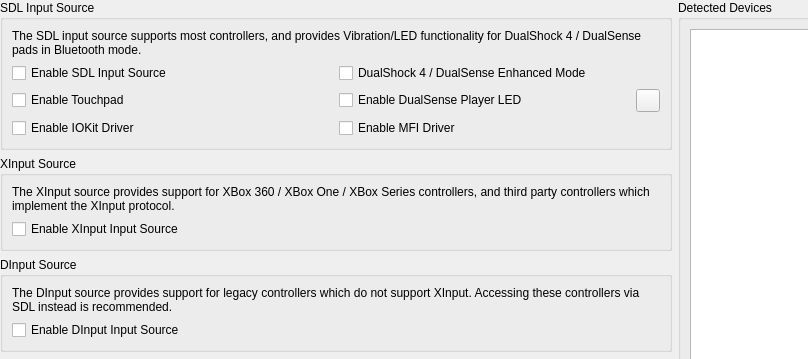
Old version of the form src/duckstation-qt/controllerglobalsettingswidget.ui in the repository kofxi3584karlayang/duckstation; both pictures show x 0 to 808 and y 0 to 359 of the 902 by 743 pixel window.
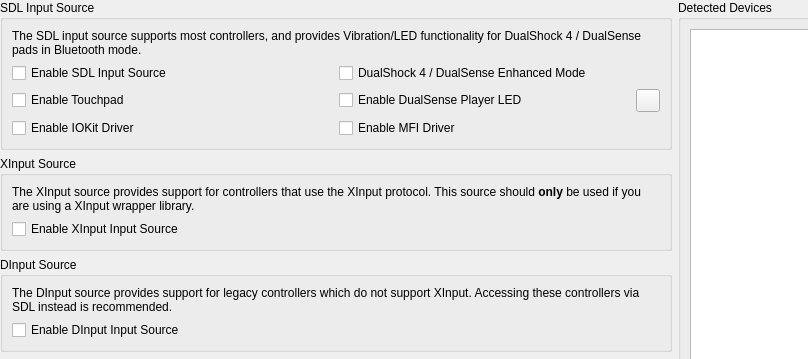
New version of the form. Icons and pictures are not drawn.

Commit message: Qt: Clarify that XInput should only be used for wrappers

```diff
--- a/src/duckstation-qt/controllerglobalsettingswidget.ui
+++ b/src/duckstation-qt/controllerglobalsettingswidget.ui
@@ -193,7 +193,7 @@
       <item row="0" column="0">
        <widget class="QLabel" name="label_3">
         <property name="text">
-         <string>The XInput source provides support for XBox 360 / XBox One / XBox Series controllers, and third party controllers which implement the XInput protocol.</string>
+         <string>&lt;html&gt;&lt;head/&gt;&lt;body&gt;&lt;p&gt;The XInput source provides support for controllers that use the XInput protocol. This source should &lt;span style=&quot; font-weight:700;&quot;&gt;only&lt;/span&gt; be used if you are using a XInput wrapper library.&lt;/p&gt;&lt;/body&gt;&lt;/html&gt;</string>
         </property>
         <property name="wordWrap">
          <bool>true</bool>
```
The commit also changes 1 other file.
